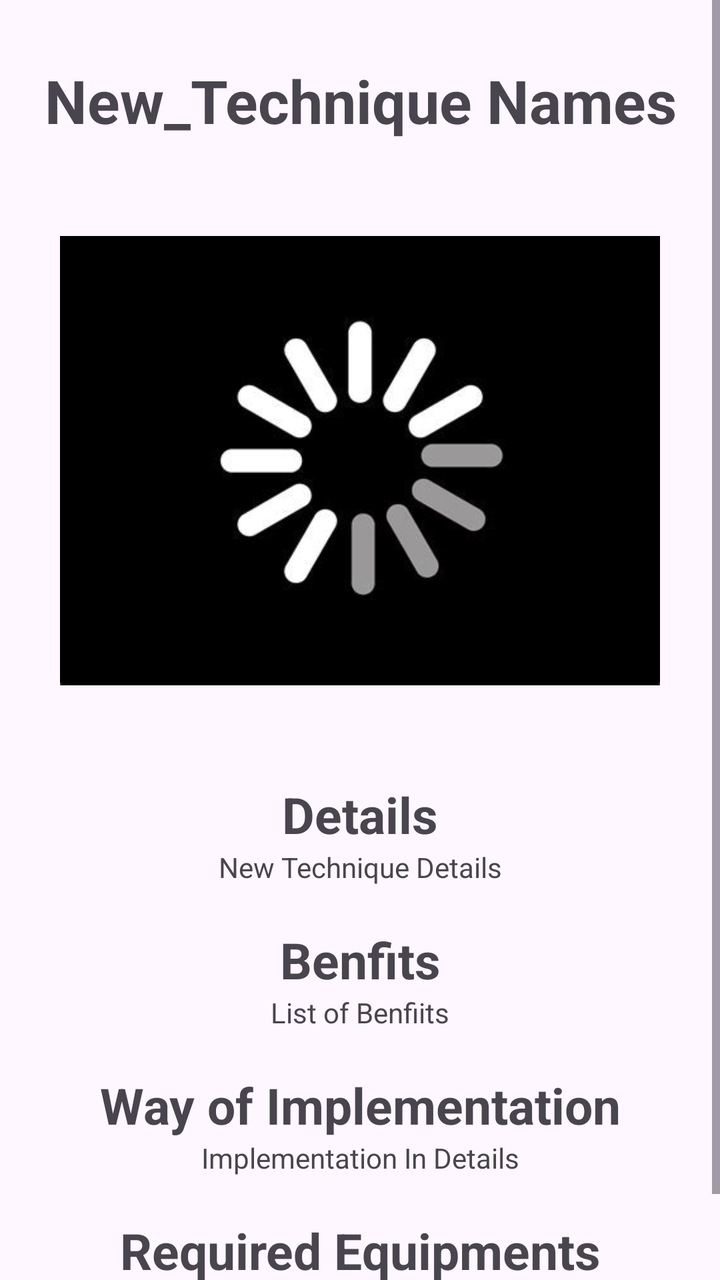
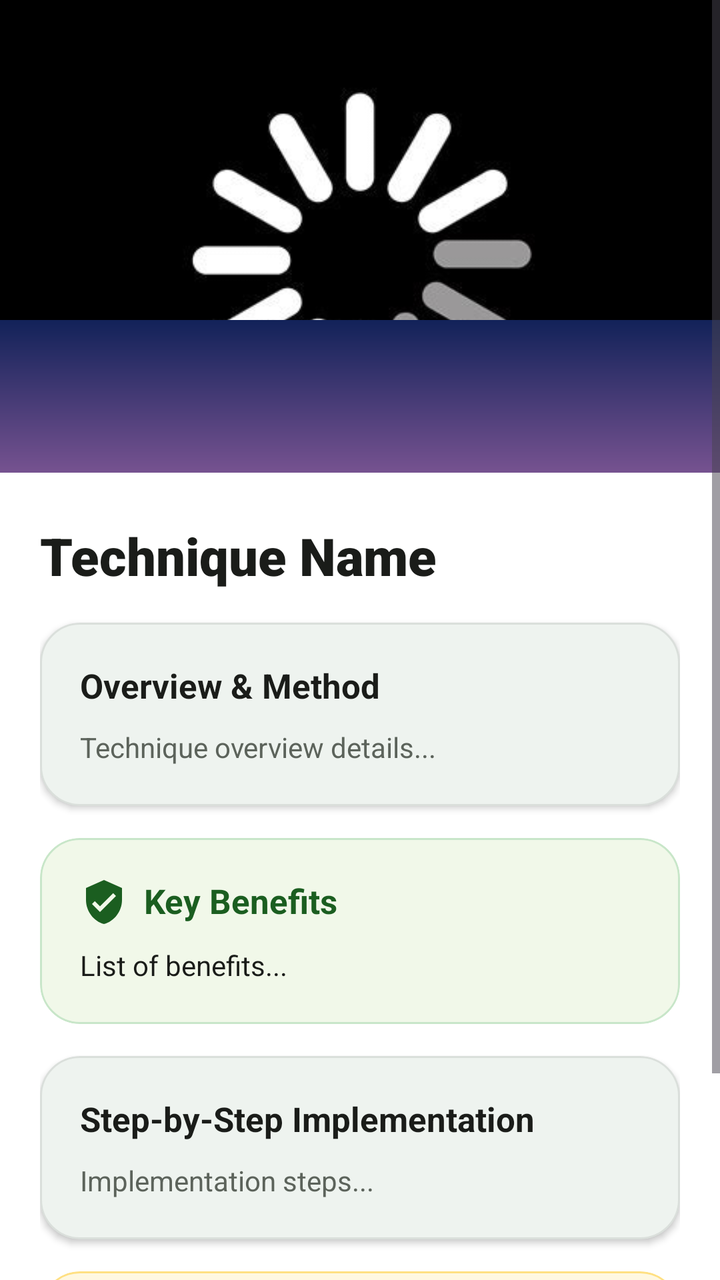

Compare the two renders of this Android layout. The source of the first and the diff that turns it into the second are given below.
<!-- AndroidManifest.xml: application theme Theme.AGRICONNECT -->
<!-- res/layout/fragment_new__techniques__discriptions.xml -->
<layout xmlns:tools="http://schemas.android.com/tools"
    xmlns:android="http://schemas.android.com/apk/res/android"
    xmlns:app="http://schemas.android.com/apk/res-auto">
    <ScrollView
        android:id="@+id/scrollView_New_techniques"
        android:layout_width="match_parent"
        android:layout_height="match_parent"
        android:fillViewport="true">

        <LinearLayout
            android:orientation="vertical"
            android:layout_width="match_parent"
            android:layout_height="match_parent">

            <TextView
                android:layout_width="match_parent"
                android:layout_height="wrap_content"
                android:text="New_Technique Names"
                android:textAlignment="center"
                android:id="@+id/New_Technique_Name"
                android:textStyle="bold"
                android:textSize="30dp"
                android:layout_marginTop="30dp"/>

            <ImageView
                android:layout_width="300dp"
                android:layout_height="300dp"
                android:layout_gravity="center"
                android:paddingTop="20dp"
                android:id="@+id/New_Technique_Description_Image"
                android:src="@drawable/loding" />



            <TextView
                android:layout_width="match_parent"
                android:layout_height="wrap_content"
                android:text="Details"
                android:textStyle="bold"
                android:textSize="25dp"
                android:textAlignment="center"
                android:layout_marginTop="20dp"
                android:id="@+id/New_Technique_Description"/>

            <TextView
                android:layout_width="match_parent"
                android:layout_height="wrap_content"
                android:text="New Technique Details"
                android:textAlignment="center"
                android:id="@+id/New_Technique_Details"/>

            <TextView
                android:layout_width="match_parent"
                android:layout_height="wrap_content"
                android:text="Benfits"
                android:textAlignment="center"
                android:textSize="25dp"
                android:textStyle="bold"
                android:layout_marginTop="20dp"/>
            <TextView
                android:layout_width="match_parent"
                android:layout_height="wrap_content"
                android:text="List of Benfiits"
                android:textAlignment="center"
                android:id="@+id/List_of_benfits"/>
            <TextView
                android:layout_width="match_parent"
                android:layout_height="wrap_content"
                android:text="Way of Implementation"
                android:textAlignment="center"
                android:textSize="25dp"
                android:textStyle="bold"
                android:layout_marginTop="20dp"/>
            <TextView
                android:layout_width="match_parent"
                android:layout_height="wrap_content"
                android:text="Implementation In Details"
                android:textAlignment="center"
                android:id="@+id/Implementation_In_Details"/>

            <TextView
                android:layout_width="match_parent"
                android:layout_height="wrap_content"
                android:text="Required Equipments"
                android:textAlignment="center"
                android:textSize="25dp"
                android:textStyle="bold"
                android:layout_marginTop="20dp"/>
            <TextView
                android:layout_width="match_parent"
                android:layout_height="wrap_content"
                android:text="Name and link to the equipments"
                android:textAlignment="center"
                android:id="@+id/Required_Equipments"
                android:layout_marginBottom="25dp"/>





        </LinearLayout>

    </ScrollView>
</layout>
<!-- resources referenced by this layout -->
<resources>
  <style name="Theme.AGRICONNECT" parent="Base.Theme.AGRICONNECT" />
  <style name="Base.Theme.AGRICONNECT" parent="Theme.Material3.DayNight.NoActionBar">
          
           <item name="colorPrimary">#0CCEE7</item>
           <item name="colorPrimaryVariant">#0CCEE7</item>
           <item name="android:statusBarColor">#0CCEE7</item>
      </style>
  <!-- unchanged entries left out for length: 1 -->
</resources>

<!-- the commit's change to res/layout/fragment_new__techniques__discriptions.xml (unified diff, before → after) -->
@@ -1,104 +1,233 @@
-<layout xmlns:tools="http://schemas.android.com/tools"
-    xmlns:android="http://schemas.android.com/apk/res/android"
-    xmlns:app="http://schemas.android.com/apk/res-auto">
+<?xml version="1.0" encoding="utf-8"?>
+<layout xmlns:android="http://schemas.android.com/apk/res/android"
+    xmlns:app="http://schemas.android.com/apk/res-auto"
+    xmlns:tools="http://schemas.android.com/tools">
+
     <ScrollView
         android:id="@+id/scrollView_New_techniques"
         android:layout_width="match_parent"
         android:layout_height="match_parent"
+        android:background="?attr/colorSurface"
         android:fillViewport="true">
 
         <LinearLayout
+            android:layout_width="match_parent"
+            android:layout_height="wrap_content"
             android:orientation="vertical"
-            android:layout_width="match_parent"
-            android:layout_height="match_parent">
-
-            <TextView
+            android:paddingBottom="36dp"
+            tools:context=".New_Techniques.New_Techniques_Discription.New_Techniques_Discriptions">
+
+            
+            <com.google.android.material.card.MaterialCardView
+                android:layout_width="match_parent"
+                android:layout_height="260dp"
+                app:cardCornerRadius="0dp"
+                app:cardElevation="0dp"
+                app:strokeWidth="0dp">
+
+                <ImageView
+                    android:id="@+id/New_Technique_Description_Image"
+                    android:layout_width="match_parent"
+                    android:layout_height="match_parent"
+                    android:scaleType="centerCrop"
+                    android:src="@drawable/loding" />
+
+                <View
+                    android:layout_width="match_parent"
+                    android:layout_height="100dp"
+                    android:layout_gravity="bottom"
+                    android:background="@drawable/gradient_bg" />
+            </com.google.android.material.card.MaterialCardView>
+
+            
+            <LinearLayout
                 android:layout_width="match_parent"
                 android:layout_height="wrap_content"
-                android:text="New_Technique Names"
-                android:textAlignment="center"
-                android:id="@+id/New_Technique_Name"
-                android:textStyle="bold"
-                android:textSize="30dp"
-                android:layout_marginTop="30dp"/>
-
-            <ImageView
-                android:layout_width="300dp"
-                android:layout_height="300dp"
-                android:layout_gravity="center"
-                android:paddingTop="20dp"
-                android:id="@+id/New_Technique_Description_Image"
-                android:src="@drawable/loding" />
-
-
-
-            <TextView
-                android:layout_width="match_parent"
-                android:layout_height="wrap_content"
-                android:text="Details"
-                android:textStyle="bold"
-                android:textSize="25dp"
-                android:textAlignment="center"
-                android:layout_marginTop="20dp"
-                android:id="@+id/New_Technique_Description"/>
-
-            <TextView
-                android:layout_width="match_parent"
-                android:layout_height="wrap_content"
-                android:text="New Technique Details"
-                android:textAlignment="center"
-                android:id="@+id/New_Technique_Details"/>
-
-            <TextView
-                android:layout_width="match_parent"
-                android:layout_height="wrap_content"
-                android:text="Benfits"
-                android:textAlignment="center"
-                android:textSize="25dp"
-                android:textStyle="bold"
-                android:layout_marginTop="20dp"/>
-            <TextView
-                android:layout_width="match_parent"
-                android:layout_height="wrap_content"
-                android:text="List of Benfiits"
-                android:textAlignment="center"
-                android:id="@+id/List_of_benfits"/>
-            <TextView
-                android:layout_width="match_parent"
-                android:layout_height="wrap_content"
-                android:text="Way of Implementation"
-                android:textAlignment="center"
-                android:textSize="25dp"
-                android:textStyle="bold"
-                android:layout_marginTop="20dp"/>
-            <TextView
-                android:layout_width="match_parent"
-                android:layout_height="wrap_content"
-                android:text="Implementation In Details"
-                android:textAlignment="center"
-                android:id="@+id/Implementation_In_Details"/>
-
-            <TextView
-                android:layout_width="match_parent"
-                android:layout_height="wrap_content"
-                android:text="Required Equipments"
-                android:textAlignment="center"
-                android:textSize="25dp"
-                android:textStyle="bold"
-                android:layout_marginTop="20dp"/>
-            <TextView
-                android:layout_width="match_parent"
-                android:layout_height="wrap_content"
-                android:text="Name and link to the equipments"
-                android:textAlignment="center"
-                android:id="@+id/Required_Equipments"
-                android:layout_marginBottom="25dp"/>
-
-
-
-
+                android:layout_marginTop="-24dp"
+                android:background="@drawable/bg_header_gradient"
+                android:backgroundTint="?attr/colorSurface"
+                android:orientation="vertical"
+                android:paddingHorizontal="20dp"
+                android:paddingTop="24dp">
+
+                
+                <TextView
+                    android:id="@+id/New_Technique_Name"
+                    android:layout_width="match_parent"
+                    android:layout_height="wrap_content"
+                    android:fontFamily="sans-serif-black"
+                    android:text="Technique Name"
+                    android:textColor="@color/agri_text_primary"
+                    android:textSize="26sp"
+                    android:textStyle="bold" />
+
+                <TextView
+                    android:id="@+id/New_Technique_Description"
+                    android:layout_width="match_parent"
+                    android:layout_height="wrap_content"
+                    android:visibility="gone" />
+
+                
+                <com.google.android.material.card.MaterialCardView
+                    android:layout_width="match_parent"
+                    android:layout_height="wrap_content"
+                    android:layout_marginTop="16dp"
+                    app:cardBackgroundColor="@color/white"
+                    app:cardCornerRadius="20dp"
+                    app:cardElevation="2dp"
+                    app:strokeColor="@color/agri_card_stroke_light"
+                    app:strokeWidth="1dp">
+
+                    <LinearLayout
+                        android:layout_width="match_parent"
+                        android:layout_height="wrap_content"
+                        android:orientation="vertical"
+                        android:padding="20dp">
+
+                        <TextView
+                            android:layout_width="wrap_content"
+                            android:layout_height="wrap_content"
+                            android:fontFamily="sans-serif-bold"
+                            android:text="Overview &amp; Method"
+                            android:textColor="@color/agri_text_primary"
+                            android:textSize="17sp"
+                            android:textStyle="bold" />
+
+                        <TextView
+                            android:id="@+id/New_Technique_Details"
+                            android:layout_width="match_parent"
+                            android:layout_height="wrap_content"
+                            android:layout_marginTop="10dp"
+                            android:fontFamily="sans-serif"
+                            android:lineSpacingExtra="4dp"
+                            android:text="Technique overview details..."
+                            android:textColor="@color/agri_text_secondary"
+                            android:textSize="14sp" />
+                    </LinearLayout>
+                </com.google.android.material.card.MaterialCardView>
+
+                
+                <com.google.android.material.card.MaterialCardView
+                    android:layout_width="match_parent"
+                    android:layout_height="wrap_content"
+                    android:layout_marginTop="16dp"
+                    app:cardBackgroundColor="#F1F8E9"
+                    app:cardCornerRadius="20dp"
+                    app:cardElevation="0dp"
+                    app:strokeColor="@color/agri_mint_dark"
+                    app:strokeWidth="1dp">
+
+                    <LinearLayout
+                        android:layout_width="match_parent"
+                        android:layout_height="wrap_content"
+                        android:orientation="vertical"
+                        android:padding="20dp">
+
+                        <TextView
+                            android:layout_width="wrap_content"
+                            android:layout_height="wrap_content"
+                            android:drawableStart="@drawable/ic_verified_badge"
+                            android:drawablePadding="8dp"
+                            android:fontFamily="sans-serif-bold"
+                            android:text="Key Benefits"
+                            android:textColor="@color/agri_green_primary"
+                            android:textSize="17sp"
+                            android:textStyle="bold"
+                            app:drawableTint="@color/agri_green_primary" />
+
+                        <TextView
+                            android:id="@+id/List_of_benfits"
+                            android:layout_width="match_parent"
+                            android:layout_height="wrap_content"
+                            android:layout_marginTop="10dp"
+                            android:fontFamily="sans-serif"
+                            android:lineSpacingExtra="4dp"
+                            android:text="List of benefits..."
+                            android:textColor="@color/agri_text_primary"
+                            android:textSize="14sp" />
+                    </LinearLayout>
+                </com.google.android.material.card.MaterialCardView>
+
+                
+                <com.google.android.material.card.MaterialCardView
+                    android:layout_width="match_parent"
+                    android:layout_height="wrap_content"
+                    android:layout_marginTop="16dp"
+                    app:cardBackgroundColor="@color/white"
+                    app:cardCornerRadius="20dp"
+                    app:cardElevation="2dp"
+                    app:strokeColor="@color/agri_card_stroke_light"
+                    app:strokeWidth="1dp">
+
+                    <LinearLayout
+                        android:layout_width="match_parent"
+                        android:layout_height="wrap_content"
+                        android:orientation="vertical"
+                        android:padding="20dp">
+
+                        <TextView
+                            android:layout_width="wrap_content"
+                            android:layout_height="wrap_content"
+                            android:fontFamily="sans-serif-bold"
+                            android:text="Step-by-Step Implementation"
+                            android:textColor="@color/agri_text_primary"
+                            android:textSize="17sp"
+                            android:textStyle="bold" />
+
+                        <TextView
+                            android:id="@+id/Implementation_In_Details"
+                            android:layout_width="match_parent"
+                            android:layout_height="wrap_content"
+                            android:layout_marginTop="10dp"
+                            android:fontFamily="sans-serif"
+                            android:lineSpacingExtra="4dp"
+                            android:text="Implementation steps..."
+                            android:textColor="@color/agri_text_secondary"
+                            android:textSize="14sp" />
+                    </LinearLayout>
+                </com.google.android.material.card.MaterialCardView>
+
+                
+                <com.google.android.material.card.MaterialCardView
+                    android:layout_width="match_parent"
+                    android:layout_height="wrap_content"
+                    android:layout_marginTop="16dp"
+                    app:cardBackgroundColor="#FFF8E1"
+                    app:cardCornerRadius="20dp"
+                    app:cardElevation="0dp"
+                    app:strokeColor="#FFE082"
+                    app:strokeWidth="1dp">
+
+                    <LinearLayout
+                        android:layout_width="match_parent"
+                        android:layout_height="wrap_content"
+                        android:orientation="vertical"
+                        android:padding="20dp">
+
+                        <TextView
+                            android:layout_width="wrap_content"
+                            android:layout_height="wrap_content"
+                            android:fontFamily="sans-serif-bold"
+                            android:text="Required Equipment &amp; Tools"
+                            android:textColor="#E65100"
+                            android:textSize="17sp"
+                            android:textStyle="bold" />
+
+                        <TextView
+                            android:id="@+id/Required_Equipments"
+                            android:layout_width="match_parent"
+                            android:layout_height="wrap_content"
+                            android:layout_marginTop="10dp"
+                            android:fontFamily="sans-serif"
+                            android:lineSpacingExtra="4dp"
+                            android:text="List of equipment..."
+                            android:textColor="@color/agri_text_primary"
+                            android:textSize="14sp" />
+                    </LinearLayout>
+                </com.google.android.material.card.MaterialCardView>
+
+            </LinearLayout>
 
         </LinearLayout>
-
     </ScrollView>
 </layout>
<!-- resource entries referenced after the edit -->
@@ -1,12 +1,80 @@
 <!-- resources referenced by this layout -->
 <resources>
+  <color name="agri_card_stroke_light">#15000000</color>
+  <color name="agri_green_primary">#1B5E20</color>
+  <color name="agri_mint_dark">#C8E6C9</color>
+  <color name="agri_text_primary">#1A1C19</color>
+  <color name="agri_text_secondary">#5C635B</color>
+  <color name="white">#FFFFFFFF</color>
+  <!-- drawable bg_header_gradient (drawable) -->
+  <?xml version="1.0" encoding="utf-8"?>
+  <shape xmlns:android="http://schemas.android.com/apk/res/android"
+      android:shape="rectangle">
+      <gradient
+          android:angle="135"
+          android:startColor="#0D3B13"
+          android:centerColor="#1B5E20"
+          android:endColor="#2E7D32"
+          android:type="linear" />
+      <corners
+          android:bottomLeftRadius="32dp"
+          android:bottomRightRadius="32dp" />
+  </shape>
+  <!-- drawable gradient_bg (drawable) -->
+  <?xml version="1.0" encoding="utf-8"?>
+  <shape xmlns:android="http://schemas.android.com/apk/res/android"
+      android:shape="rectangle">
+      <gradient
+          android:angle="90"
+          android:startColor="#9561a1"
+          android:endColor="#122259"
+          android:type="linear"/>
+  </shape>
+  <!-- drawable ic_verified_badge (drawable) -->
+  <vector xmlns:android="http://schemas.android.com/apk/res/android"
+      android:width="24dp"
+      android:height="24dp"
+      android:viewportWidth="24"
+      android:viewportHeight="24">
+    <path
+        android:fillColor="#FF2E7D32"
+        android:pathData="M12,1L3,5v6c0,5.55 3.84,10.74 9,12 5.16,-1.26 9,-6.45 9,-12V5l-9,-4zm-2,16l-4,-4 1.41,-1.41L10,14.17l6.59,-6.59L18,9l-8,8z"/>
+  </vector>
   <style name="Theme.AGRICONNECT" parent="Base.Theme.AGRICONNECT" />
   <style name="Base.Theme.AGRICONNECT" parent="Theme.Material3.DayNight.NoActionBar">
-          
-           <item name="colorPrimary">#0CCEE7</item>
-           <item name="colorPrimaryVariant">#0CCEE7</item>
-           <item name="android:statusBarColor">#0CCEE7</item>
+          <item name="colorPrimary">@color/md_theme_light_primary</item>
+          <item name="colorOnPrimary">@color/md_theme_light_onPrimary</item>
+          <item name="colorPrimaryContainer">@color/md_theme_light_primaryContainer</item>
+          <item name="colorOnPrimaryContainer">@color/md_theme_light_onPrimaryContainer</item>
+          <item name="colorSecondary">@color/md_theme_light_secondary</item>
+          <item name="colorOnSecondary">@color/md_theme_light_onSecondary</item>
+          <item name="colorSecondaryContainer">@color/md_theme_light_secondaryContainer</item>
+          <item name="colorOnSecondaryContainer">@color/md_theme_light_onSecondaryContainer</item>
+          <item name="colorError">@color/md_theme_light_error</item>
+          <item name="colorOnError">@color/md_theme_light_onError</item>
+          <item name="colorErrorContainer">@color/md_theme_light_errorContainer</item>
+          <item name="colorOnErrorContainer">@color/md_theme_light_onErrorContainer</item>
+          <item name="android:colorBackground">@color/md_theme_light_background</item>
+          <item name="colorOnBackground">@color/md_theme_light_onBackground</item>
+          <item name="colorSurface">@color/md_theme_light_surface</item>
+          <item name="colorOnSurface">@color/md_theme_light_onSurface</item>
       </style>
+  <color name="md_theme_light_primary">#1B5E20</color>
+  <color name="md_theme_light_onPrimary">#FFFFFF</color>
+  <color name="md_theme_light_primaryContainer">#D8F3DC</color>
+  <color name="md_theme_light_onPrimaryContainer">#002105</color>
+  <color name="md_theme_light_secondary">#388E3C</color>
+  <color name="md_theme_light_onSecondary">#FFFFFF</color>
+  <color name="md_theme_light_secondaryContainer">#E8F5E9</color>
+  <color name="md_theme_light_onSecondaryContainer">#0B2F10</color>
+  <color name="md_theme_light_error">#BA1A1A</color>
+  <color name="md_theme_light_onError">#FFFFFF</color>
+  <color name="md_theme_light_errorContainer">#FFDAD6</color>
+  <color name="md_theme_light_onErrorContainer">#410002</color>
+  <color name="md_theme_light_background">#F8FAF7</color>
+  <color name="md_theme_light_onBackground">#191C19</color>
+  <color name="md_theme_light_surface">#FFFFFF</color>
+  <color name="md_theme_light_onSurface">#191C19</color>
   <!-- unchanged entries left out for length: 1 -->
 </resources>
 
